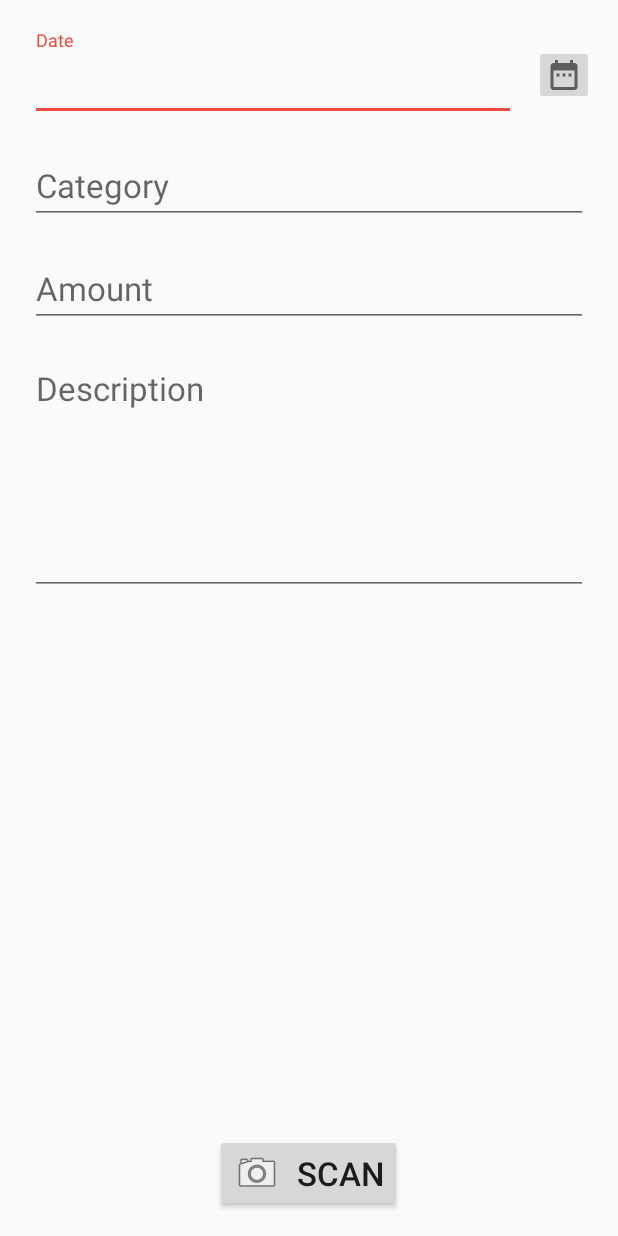
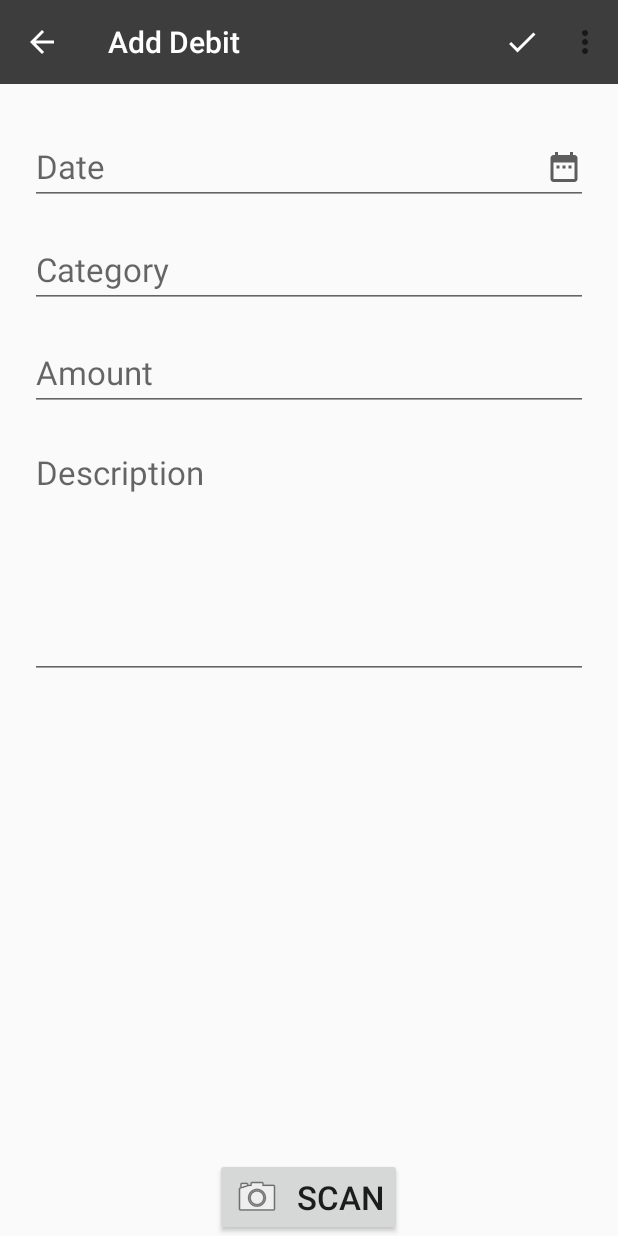
Before and after one commit to mknishad/expense-tracker-android, an Android app: the DebitEditorActivity screen opened directly, with no data from a screen before it, on a phone screen of 412 x 824 dp. Run offline under Robolectric (Android 15) with nearby library versions, the phone set to English and light mode, and no system bars; 3 statements that could not run were skipped.

Commit message:
update debit editor activity

```diff
--- a/app/src/main/java/com/monir/expensetracker/ui/activity/CreditEditorActivity.java
+++ b/app/src/main/java/com/monir/expensetracker/ui/activity/CreditEditorActivity.java
@@ -66,7 +66,6 @@ public class CreditEditorActivity extends AppCompatActivity {
         super.onCreate(savedInstanceState);
         setContentView(R.layout.activity_credit_editor);
 
-        //getSupportActionBar().setDisplayHomeAsUpEnabled(true);
         expenseDataSource = new ExpenseDataSource(this);
         initializeViews();
         ibCreditCalendar.setOnClickListener(new View.OnClickListener() {
--- a/app/src/main/java/com/monir/expensetracker/ui/activity/DebitEditorActivity.java
+++ b/app/src/main/java/com/monir/expensetracker/ui/activity/DebitEditorActivity.java
@@ -7,12 +7,15 @@ import android.app.Dialog;
 import android.content.DialogInterface;
 import android.content.Intent;
 import android.content.pm.PackageManager;
+import android.graphics.Color;
+import android.graphics.PorterDuff;
 import android.os.Build;
 import android.os.Bundle;
 import android.support.annotation.NonNull;
 import android.support.v4.app.DialogFragment;
 import android.support.v4.app.NavUtils;
 import android.support.v7.app.AppCompatActivity;
+import android.support.v7.widget.Toolbar;
 import android.text.TextUtils;
 import android.util.Log;
 import android.view.Menu;
@@ -31,8 +34,8 @@ import com.monir.expensetracker.R;
 import com.monir.expensetracker.database.ExpenseDataSource;
 import com.monir.expensetracker.model.Category;
 import com.monir.expensetracker.model.Debit;
+import com.monir.expensetracker.util.Constant;
 import com.monir.expensetracker.util.ObjectParser;
-import com.monir.expensetracker.util.Constant;
 
 import java.text.SimpleDateFormat;
 import java.util.ArrayList;
@@ -43,6 +46,7 @@ public class DebitEditorActivity extends AppCompatActivity {
 
     private String TAG = DebitEditorActivity.class.getSimpleName();
 
+    private Toolbar toolbar;
     private static EditText etDebitDate;
     private ImageButton ibDebitCalendar;
     private AutoCompleteTextView actvDebitCategory;
@@ -75,8 +79,6 @@ public class DebitEditorActivity extends AppCompatActivity {
 
         String scanData = getIntent().getStringExtra(Constant.INTENT_SCAN_DATA);
 
-
-        getSupportActionBar().setDisplayHomeAsUpEnabled(true);
         expenseDataSource = new ExpenseDataSource(this);
         initializeViews();
 
@@ -97,6 +99,14 @@ public class DebitEditorActivity extends AppCompatActivity {
             etDebitDescription.setText(debit.getDebitDescription());
 
         }
+
+        etDebitDate.setOnClickListener(new View.OnClickListener() {
+            @Override
+            public void onClick(View v) {
+                DialogFragment newFragment = new DatePickerFragment();
+                newFragment.show(getSupportFragmentManager(), "datePicker");
+            }
+        });
 
         ibDebitCalendar.setOnClickListener(new View.OnClickListener() {
             @Override
@@ -146,6 +156,7 @@ public class DebitEditorActivity extends AppCompatActivity {
 
 
     private void initializeViews() {
+        initToolbar();
         etDebitDate = (EditText) findViewById(R.id.edit_text_debit_date);
         ibDebitCalendar = (ImageButton) findViewById(R.id.image_button_debit_calendar);
         actvDebitCategory = (AutoCompleteTextView) findViewById(R.id.auto_complete_debit_category);
@@ -158,6 +169,24 @@ public class DebitEditorActivity extends AppCompatActivity {
         actvDebitCategory.setOnTouchListener(touchListener);
         etDebitDescription.setOnTouchListener(touchListener);
         etDebitAmount.setOnTouchListener(touchListener);
+    }
+
+
+    private void initToolbar() {
+        toolbar = findViewById(R.id.toolbar);
+        setSupportActionBar(toolbar);
+        getSupportActionBar().setDisplayHomeAsUpEnabled(true);
+        getSupportActionBar().setDisplayShowTitleEnabled(false);
+        toolbar.setTitleTextColor(getResources().getColor(R.color.colorText));
+        toolbar.setTitle(R.string.add_debit);
+        toolbar.setTitleTextColor(Color.WHITE);
+        toolbar.getNavigationIcon().setColorFilter(Color.WHITE, PorterDuff.Mode.SRC_ATOP);
+        toolbar.setNavigationOnClickListener(new View.OnClickListener() {
+            @Override
+            public void onClick(View v) {
+                onBackPressed();
+            }
+        });
     }
 
     private void getCategoriesFromDatabase() {
--- a/app/src/main/res/layout/activity_debit_editor.xml
+++ b/app/src/main/res/layout/activity_debit_editor.xml
@@ -4,10 +4,19 @@
     xmlns:tools="http://schemas.android.com/tools"
     android:layout_width="match_parent"
     android:layout_height="match_parent"
-    android:padding="16dp"
     tools:context=".ui.activity.DebitEditorActivity">
 
+    <android.support.v7.widget.Toolbar
+        android:id="@+id/toolbar"
+        android:layout_alignParentTop="true"
+        android:layout_alignParentStart="true"
+        android:layout_alignParentEnd="true"
+        android:background="@color/colorPrimary"
+        android:layout_width="match_parent"
+        android:layout_height="wrap_content"/>
+
     <ScrollView
+        android:layout_below="@id/toolbar"
         android:layout_above="@+id/btn_scan_debit"
         android:layout_width="match_parent"
         android:layout_marginBottom="16dp"
@@ -15,8 +24,9 @@
 
         <LinearLayout
             android:layout_width="match_parent"
-            android:layout_height="match_parent"
+            android:layout_height="wrap_content"
             android:focusable="true"
+            android:padding="16dp"
             android:focusableInTouchMode="true"
             android:orientation="vertical">
 
@@ -39,11 +49,14 @@
                         android:layout_width="match_parent"
                         android:layout_height="wrap_content"
                         android:hint="Date"
+                        android:focusableInTouchMode="false"
+                        android:drawableEnd="@drawable/ic_calendar_gray_24dp"
                         android:inputType="text|date"
                         android:textSize="22sp" />
                 </android.support.design.widget.TextInputLayout>
 
                 <ImageButton
+                    android:visibility="gone"
                     android:id="@+id/image_button_debit_calendar"
                     android:layout_width="40dp"
                     android:layout_height="40dp"
```
